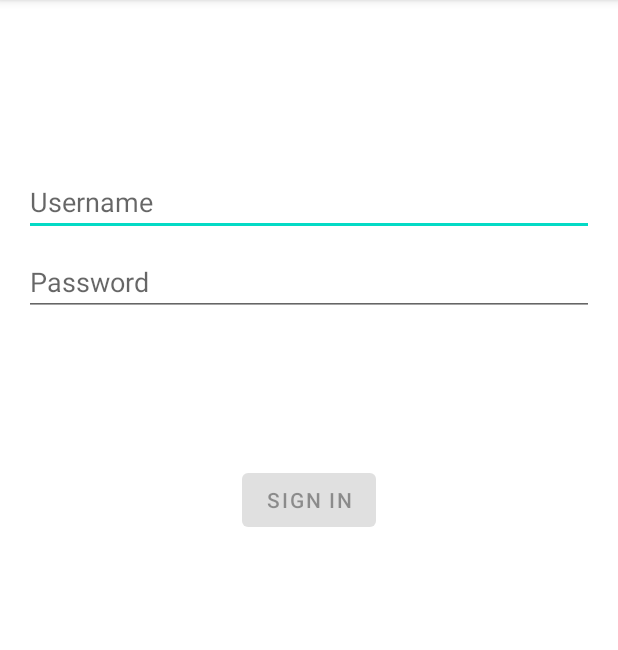
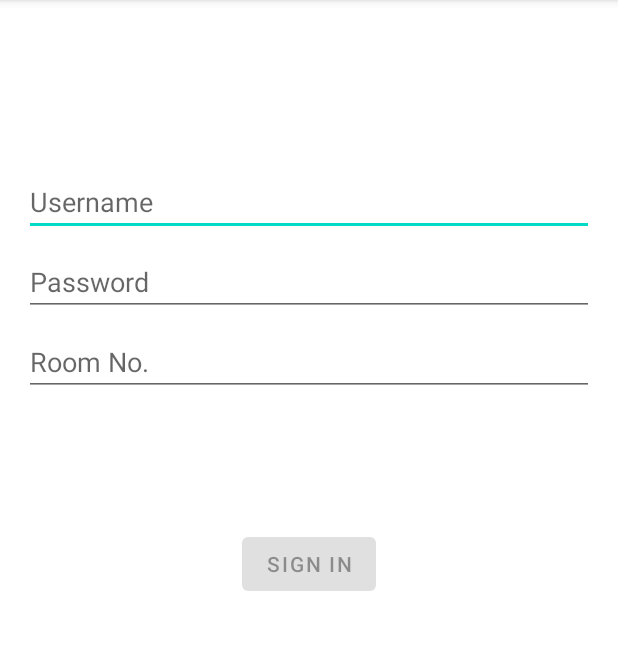
Before and after one commit to Kenton1989/lab-attendance-system-android, an Android app: the screen it shows after launch (LoginActivity), on a phone screen of 412 x 824 dp, the part 84-734 px from its top. Run offline under Robolectric (Android 15) with nearby library versions, the phone set to English and light mode, and no system bars; our stand-ins replace data binding; pictures from the network do not load.

Commit message:
complete most of login page

```diff
--- a/LabAttendenceSystem/app/src/main/java/sg/edu/ntu/scse/labattendancesystem/network/ApiServices.kt
+++ b/LabAttendenceSystem/app/src/main/java/sg/edu/ntu/scse/labattendancesystem/network/ApiServices.kt
@@ -13,7 +13,7 @@ class ApiServices() {
     companion object {
         val token: AuthApi by lazy { buildRetrofit().create(AuthApi::class.java) }
 
-        private const val baseUrl = "http://172.21.148.198"
+        private const val baseUrl = "http://172.21.148.198/api/v1/"
 
         private val moshi = Moshi.Builder()
             .add(KotlinJsonAdapterFactory())
--- a/LabAttendenceSystem/app/src/main/java/sg/edu/ntu/scse/labattendancesystem/network/Exceptions.kt
+++ b/LabAttendenceSystem/app/src/main/java/sg/edu/ntu/scse/labattendancesystem/network/Exceptions.kt
@@ -3,5 +3,3 @@ package sg.edu.ntu.scse.labattendancesystem.network
 open class ApiException(msg: String = "network API error") : Exception(msg) {}
 
 class UnauthenticatedError() : ApiException("unauthorized") {}
-
-class UserIsNotLabError() : ApiException("user is not a lab") {}
--- a/LabAttendenceSystem/app/src/main/java/sg/edu/ntu/scse/labattendancesystem/network/models/User.kt
+++ b/LabAttendenceSystem/app/src/main/java/sg/edu/ntu/scse/labattendancesystem/network/models/User.kt
@@ -6,6 +6,7 @@ import com.squareup.moshi.Json
  * Data class that captures user information for logged in users retrieved from LoginRepository
  */
 data class User(
+    val id: Long = 0,
     val username: String = "",
     @Json(name="display_name")
     val displayName: String = "",
--- a/LabAttendenceSystem/app/src/main/java/sg/edu/ntu/scse/labattendancesystem/repository/Exceptions.kt
+++ b/LabAttendenceSystem/app/src/main/java/sg/edu/ntu/scse/labattendancesystem/repository/Exceptions.kt
@@ -1,3 +1,5 @@
 package sg.edu.ntu.scse.labattendancesystem.repository
 
 class OperationTimeoutError(): Exception("operation timeout") {}
+class UserIsNotLabError() : Exception("user is not a lab") {}
+class InvalidLabRoomNumber(val roomNo: Int, val maxRoomNo: Int) : Exception("invalid lab room number: $roomNo (expecting: 1~$maxRoomNo)") {}
--- a/LabAttendenceSystem/app/src/main/res/layout/activity_login.xml
+++ b/LabAttendenceSystem/app/src/main/res/layout/activity_login.xml
@@ -48,6 +48,19 @@
             app:layout_constraintStart_toStartOf="parent"
             app:layout_constraintTop_toBottomOf="@+id/username" />
 
+        <EditText
+            android:id="@+id/room_no"
+            android:layout_width="0dp"
+            android:layout_height="wrap_content"
+            android:layout_marginTop="8dp"
+            android:ems="10"
+            android:hint="@string/prompt_room_no"
+            android:autofillHints="room_no"
+            android:inputType="number"
+            app:layout_constraintEnd_toEndOf="parent"
+            app:layout_constraintStart_toStartOf="parent"
+            app:layout_constraintTop_toBottomOf="@+id/password" />
+
         <Button
             android:id="@+id/login"
             android:layout_width="wrap_content"
@@ -60,7 +73,7 @@
             app:layout_constraintBottom_toBottomOf="parent"
             app:layout_constraintEnd_toEndOf="parent"
             app:layout_constraintStart_toStartOf="parent"
-            app:layout_constraintTop_toBottomOf="@+id/password"
+            app:layout_constraintTop_toBottomOf="@+id/room_no"
             app:layout_constraintVertical_bias="0.2" />
 
         <ProgressBar
--- a/LabAttendenceSystem/app/src/main/res/values/strings.xml
+++ b/LabAttendenceSystem/app/src/main/res/values/strings.xml
@@ -10,7 +10,9 @@
     <string name="invalid_username">Not a valid username</string>
     <string name="invalid_password">Not a valid password</string>
     <string name="login_failed">"Login failed"</string>
-    <string name="incorrect_username_or_password">Incorrect username or message.</string>
-    <string name="user_is_not_lab">Only lab accounts are allowed login this check-in app.</string>
+    <string name="incorrect_username_or_password">Incorrect username or password.</string>
+    <string name="user_is_not_lab_error">Only lab accounts are allowed login this check-in app.</string>
+    <string name="invalid_room_number_error">Invalid lab room number</string>
     <string name="unknown_login_error">Unknown error occurred during login. Please check your network and retry.</string>
+    <string name="prompt_room_no">Room No.</string>
 </resources>
```
Also changed, not shown: LabAttendenceSystem/app/src/main/java/sg/edu/ntu/scse/labattendancesystem/ItemDetailHostActivity.kt (+22 -0 lines), LabAttendenceSystem/app/src/main/java/sg/edu/ntu/scse/labattendancesystem/network/SessionManager.kt (+21 -8 lines), LabAttendenceSystem/app/src/main/java/sg/edu/ntu/scse/labattendancesystem/network/api/AuthApi.kt (+9 -8 lines), LabAttendenceSystem/app/src/main/java/sg/edu/ntu/scse/labattendancesystem/repository/BaseRepository.kt (+7 -1 lines), LabAttendenceSystem/app/src/main/java/sg/edu/ntu/scse/labattendancesystem/repository/LoginRepository.kt (+45 -7 lines), LabAttendenceSystem/app/src/main/java/sg/edu/ntu/scse/labattendancesystem/ui/login/LoginActivity.kt (+4 -5 lines), LabAttendenceSystem/app/src/main/java/sg/edu/ntu/scse/labattendancesystem/viewmodels/ViewModelFactory.kt (+7 -0 lines), LabAttendenceSystem/app/src/main/java/sg/edu/ntu/scse/labattendancesystem/viewmodels/login/LoginViewModel.kt (+6 -5 lines).
